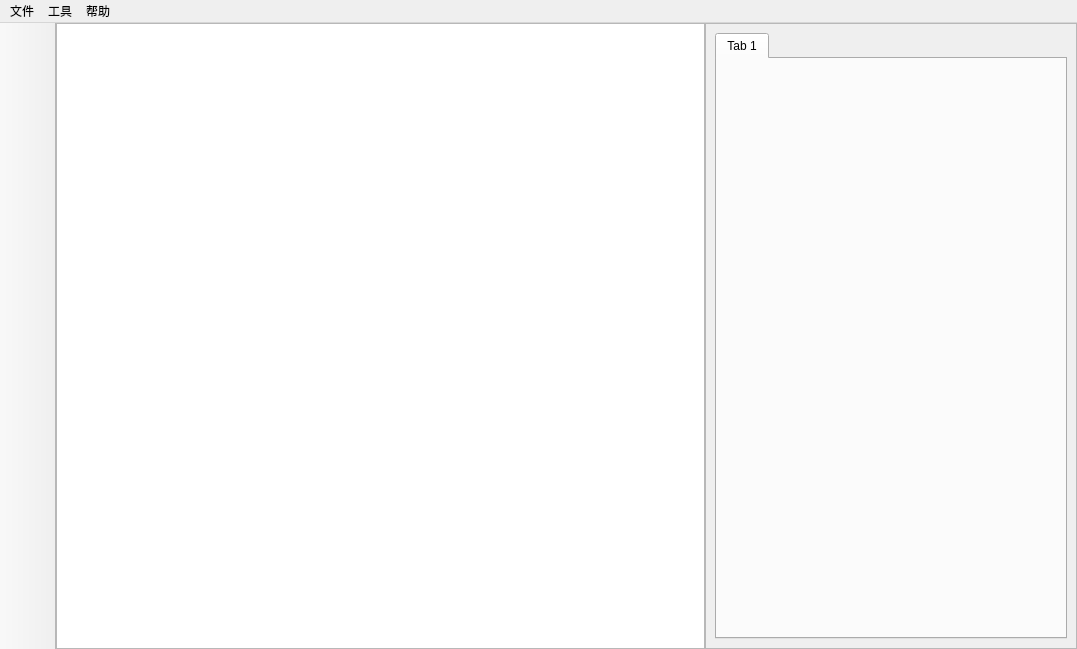
Before: the Qt Designer form src/ui/launchwindow.ui in LambolAlee/JiDe, drawn with Qt 5.
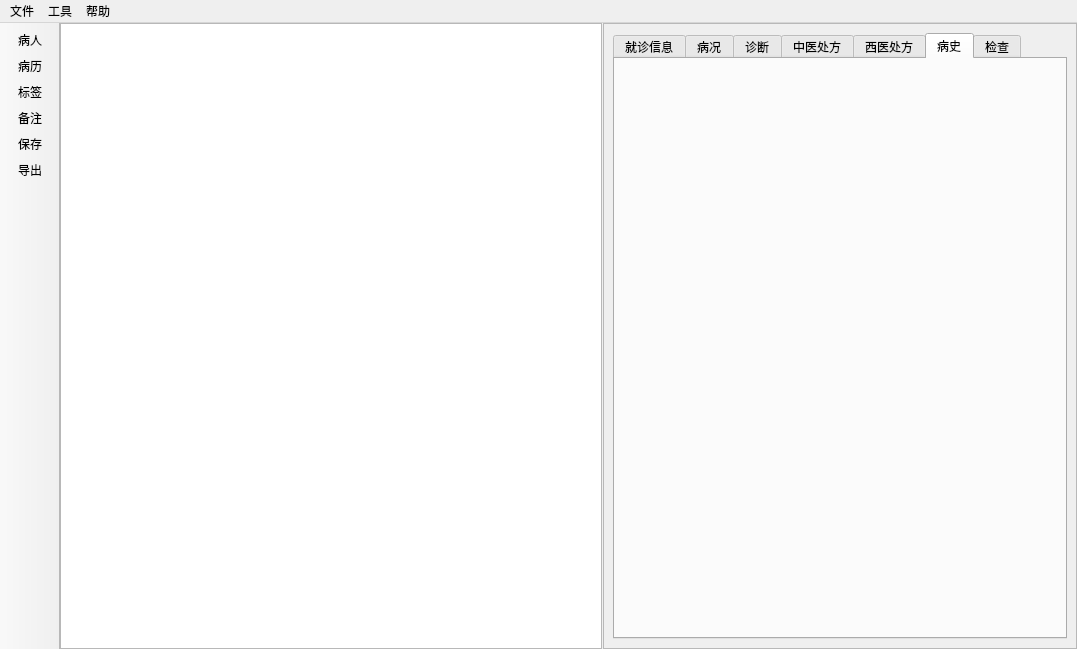
After: the same form once the commit is applied. Icons and pictures are not drawn. Custom widgets are drawn as their Qt base class.

Commit message: add widgets for the main patient record window

```diff
--- a/src/ui/launchwindow.ui
+++ b/src/ui/launchwindow.ui
@@ -39,7 +39,7 @@
        <enum>Qt::Horizontal</enum>
       </property>
       <property name="handleWidth">
-       <number>0</number>
+       <number>1</number>
       </property>
       <widget class="QStackedWidget" name="stackedWidget">
        <property name="currentIndex">
@@ -60,7 +60,11 @@
           <number>0</number>
          </property>
          <item row="0" column="0" colspan="2">
-          <widget class="QTreeView" name="treeView"/>
+          <widget class="QTreeView" name="treeView">
+           <property name="enabled">
+            <bool>true</bool>
+           </property>
+          </widget>
          </item>
         </layout>
        </widget>
@@ -76,11 +80,41 @@
         <item row="0" column="0" colspan="2">
          <widget class="QTabWidget" name="tabWidget">
           <property name="currentIndex">
-           <number>0</number>
+           <number>5</number>
           </property>
-          <widget class="FormularTableForm" name="tab">
+          <widget class="InfoRecordWidget" name="infoRecTab">
            <attribute name="title">
-            <string>Tab 1</string>
+            <string>就诊信息</string>
+           </attribute>
+          </widget>
+          <widget class="StateIllnessWidget" name="stateIllTab">
+           <attribute name="title">
+            <string>病况</string>
+           </attribute>
+          </widget>
+          <widget class="DiagnosisWidget" name="diagnosisTab">
+           <attribute name="title">
+            <string>诊断</string>
+           </attribute>
+          </widget>
+          <widget class="FormularTableForm" name="tcmPrescTab">
+           <attribute name="title">
+            <string>中医处方</string>
+           </attribute>
+          </widget>
+          <widget class="QWidget" name="tab_5">
+           <attribute name="title">
+            <string>西医处方</string>
+           </attribute>
+          </widget>
+          <widget class="QWidget" name="tab_6">
+           <attribute name="title">
+            <string>病史</string>
+           </attribute>
+          </widget>
+          <widget class="ExamineWidget" name="tab_7">
+           <attribute name="title">
+            <string>检查</string>
            </attribute>
           </widget>
          </widget>
@@ -120,9 +154,15 @@
    <addaction name="menu_2"/>
   </widget>
   <widget class="QToolBar" name="toolBar">
+   <property name="sizePolicy">
+    <sizepolicy hsizetype="Fixed" vsizetype="Fixed">
+     <horstretch>0</horstretch>
+     <verstretch>0</verstretch>
+    </sizepolicy>
+   </property>
    <property name="minimumSize">
     <size>
-     <width>56</width>
+     <width>60</width>
      <height>0</height>
     </size>
    </property>
@@ -138,7 +178,85 @@
    <attribute name="toolBarBreak">
     <bool>false</bool>
    </attribute>
+   <addaction name="actionPatient"/>
+   <addaction name="actionRecord"/>
+   <addaction name="actionTag"/>
+   <addaction name="actionNote"/>
+   <addaction name="actionSave"/>
+   <addaction name="actionExport"/>
   </widget>
+  <action name="actionPatient">
+   <property name="icon">
+    <iconset resource="../../resources/icons.qrc">
+     <normaloff>:/iconfont/patient.svg</normaloff>:/iconfont/patient.svg</iconset>
+   </property>
+   <property name="text">
+    <string>病人</string>
+   </property>
+   <property name="autoRepeat">
+    <bool>false</bool>
+   </property>
+  </action>
+  <action name="actionRecord">
+   <property name="icon">
+    <iconset resource="../../resources/icons.qrc">
+     <normaloff>:/iconfont/record.svg</normaloff>:/iconfont/record.svg</iconset>
+   </property>
+   <property name="text">
+    <string>病历</string>
+   </property>
+   <property name="autoRepeat">
+    <bool>false</bool>
+   </property>
+  </action>
+  <action name="actionTag">
+   <property name="icon">
+    <iconset resource="../../resources/icons.qrc">
+     <normaloff>:/iconfont/tag.svg</normaloff>:/iconfont/tag.svg</iconset>
+   </property>
+   <property name="text">
+    <string>标签</string>
+   </property>
+   <property name="autoRepeat">
+    <bool>false</bool>
+   </property>
+  </action>
+  <action name="actionNote">
+   <property name="icon">
+    <iconset resource="../../resources/icons.qrc">
+     <normaloff>:/iconfont/note.svg</normaloff>:/iconfont/note.svg</iconset>
+   </property>
+   <property name="text">
+    <string>备注</string>
+   </property>
+   <property name="autoRepeat">
+    <bool>false</bool>
+   </property>
+  </action>
+  <action name="actionSave">
+   <property name="icon">
+    <iconset resource="../../resources/icons.qrc">
+     <normaloff>:/iconfont/save.svg</normaloff>:/iconfont/save.svg</iconset>
+   </property>
+   <property name="text">
+    <string>保存</string>
+   </property>
+   <property name="autoRepeat">
+    <bool>false</bool>
+   </property>
+  </action>
+  <action name="actionExport">
+   <property name="icon">
+    <iconset resource="../../resources/icons.qrc">
+     <normaloff>:/iconfont/export.svg</normaloff>:/iconfont/export.svg</iconset>
+   </property>
+   <property name="text">
+    <string>导出</string>
+   </property>
+   <property name="autoRepeat">
+    <bool>false</bool>
+   </property>
+  </action>
  </widget>
  <customwidgets>
   <customwidget>
@@ -147,6 +265,30 @@
    <header>widgets/formulartableform.h</header>
    <container>1</container>
   </customwidget>
+  <customwidget>
+   <class>InfoRecordWidget</class>
+   <extends>QWidget</extends>
+   <header>widgets/inforecordwidget.h</header>
+   <container>1</container>
+  </customwidget>
+  <customwidget>
+   <class>StateIllnessWidget</class>
+   <extends>QWidget</extends>
+   <header>widgets/stateillnesswidget.h</header>
+   <container>1</container>
+  </customwidget>
+  <customwidget>
+   <class>DiagnosisWidget</class>
+   <extends>QWidget</extends>
+   <header>widgets/diagnosiswidget.h</header>
+   <container>1</container>
+  </customwidget>
+  <customwidget>
+   <class>ExamineWidget</class>
+   <extends>QWidget</extends>
+   <header>widgets/examinewidget.h</header>
+   <container>1</container>
+  </customwidget>
  </customwidgets>
  <resources/>
  <connections/>
```
Left out of the diff: 6 changed lines with no effect on the pictures. The commit also changes 30 other files.
